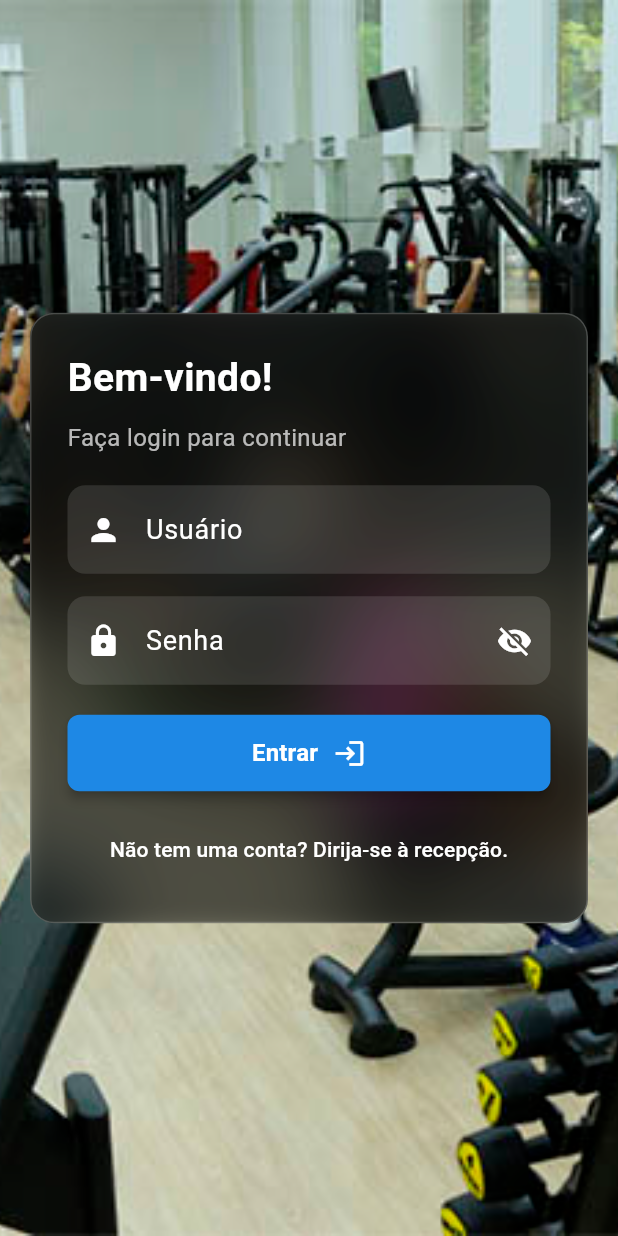
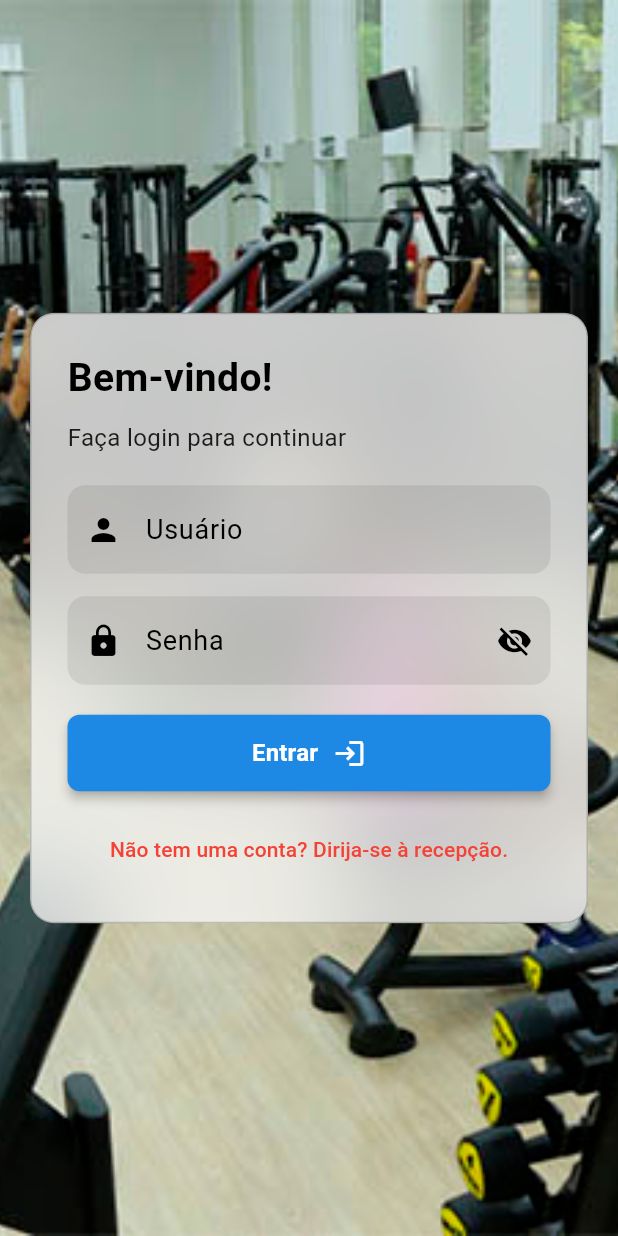
Before and after one commit to tiagostmg/academia-unifor, a Flutter app: the screen it shows after launch, on a phone screen of 412 x 824 dp. Run offline on Flutter 3.47's test engine with Material 3 defaults, Android fonts, the phone set to English and light mode, and no system bars; our stand-ins replace animate_do, card_swiper, convex_bottom_bar, flutter_svg, font_awesome_flutter, go_router and 1 more.

Commit message:
Refactor LoginScreen to support dark mode with adaptive colors for background, text, and icons, enhancing overall UI consistency

```diff
--- a/lib/screens/login_screen.dart
+++ b/lib/screens/login_screen.dart
@@ -76,6 +76,9 @@ class LoginScreenState extends State<LoginScreen> {
 
   @override
   Widget build(BuildContext context) {
+    final theme = Theme.of(context);
+    final isDarkMode = theme.brightness == Brightness.dark;
+
     return Scaffold(
       body: Stack(
         children: [
@@ -102,14 +105,23 @@ class LoginScreenState extends State<LoginScreen> {
                     filter: ImageFilter.blur(sigmaX: 30, sigmaY: 30),
                     child: Container(
                       decoration: BoxDecoration(
-                        color: Colors.black.withAlpha(
-                          90,
-                        ), // Fundo mais escuro, estilo macOS Dark
+                        color:
+                            isDarkMode
+                                ? Colors.black.withAlpha(90)
+                                : Colors.white.withAlpha(180),
                         borderRadius: BorderRadius.circular(16),
-                        border: Border.all(color: Colors.white.withAlpha(50)),
+                        border: Border.all(
+                          color:
+                              isDarkMode
+                                  ? Colors.white.withAlpha(50)
+                                  : Colors.black.withAlpha(50),
+                        ),
                         boxShadow: [
                           BoxShadow(
-                            color: Colors.black.withAlpha(100),
+                            color:
+                                isDarkMode
+                                    ? Colors.black.withAlpha(100)
+                                    : Colors.grey.withAlpha(50),
                             blurRadius: 12,
                             spreadRadius: 2,
                           ),
@@ -120,18 +132,21 @@ class LoginScreenState extends State<LoginScreen> {
                         mainAxisSize: MainAxisSize.min,
                         crossAxisAlignment: CrossAxisAlignment.start,
                         children: [
-                          const Text(
+                          Text(
                             "Bem-vindo!",
                             style: TextStyle(
                               fontSize: 26,
                               fontWeight: FontWeight.bold,
-                              color: Colors.white,
+                              color: isDarkMode ? Colors.white : Colors.black,
                             ),
                           ),
                           const SizedBox(height: 10),
-                          const Text(
+                          Text(
                             "Faça login para continuar",
-                            style: TextStyle(color: Colors.white70),
+                            style: TextStyle(
+                              color:
+                                  isDarkMode ? Colors.white70 : Colors.black87,
+                            ),
                           ),
                           const SizedBox(height: 20),
                           TextField(
@@ -140,19 +155,26 @@ class LoginScreenState extends State<LoginScreen> {
                             textInputAction: TextInputAction.next,
                             decoration: InputDecoration(
                               labelText: 'Usuário',
-                              labelStyle: TextStyle(color: Colors.white),
-                              prefixIcon: const Icon(
+                              labelStyle: TextStyle(
+                                color: isDarkMode ? Colors.white : Colors.black,
+                              ),
+                              prefixIcon: Icon(
                                 Icons.person,
-                                color: Colors.white,
+                                color: isDarkMode ? Colors.white : Colors.black,
                               ),
                               filled: true,
-                              fillColor: Colors.white.withAlpha(30),
+                              fillColor:
+                                  isDarkMode
+                                      ? Colors.white.withAlpha(30)
+                                      : Colors.black.withAlpha(20),
                               border: OutlineInputBorder(
                                 borderRadius: BorderRadius.circular(12),
                                 borderSide: BorderSide.none,
                               ),
                             ),
-                            style: const TextStyle(color: Colors.white),
+                            style: TextStyle(
+                              color: isDarkMode ? Colors.white : Colors.black,
+                            ),
                           ),
                           const SizedBox(height: 15),
                           TextField(
@@ -161,13 +183,18 @@ class LoginScreenState extends State<LoginScreen> {
                             textInputAction: TextInputAction.done,
                             decoration: InputDecoration(
                               labelText: 'Senha',
-                              labelStyle: TextStyle(color: Colors.white),
-                              prefixIcon: const Icon(
+                              labelStyle: TextStyle(
+                                color: isDarkMode ? Colors.white : Colors.black,
+                              ),
+                              prefixIcon: Icon(
                                 Icons.lock,
-                                color: Colors.white,
+                                color: isDarkMode ? Colors.white : Colors.black,
                               ),
                               filled: true,
-                              fillColor: Colors.white.withAlpha(30),
+                              fillColor:
+                                  isDarkMode
+                                      ? Colors.white.withAlpha(30)
+                                      : Colors.black.withAlpha(20),
                               border: OutlineInputBorder(
                                 borderRadius: BorderRadius.circular(12),
                                 borderSide: BorderSide.none,
@@ -177,7 +204,8 @@ class LoginScreenState extends State<LoginScreen> {
                                   _isPasswordVisible
                                       ? Icons.visibility
                                       : Icons.visibility_off,
-                                  color: Colors.white,
+                                  color:
+                                      isDarkMode ? Colors.white : Colors.black,
                                 ),
                                 onPressed: () {
                                   setState(() {
@@ -186,7 +214,7 @@ class LoginScreenState extends State<LoginScreen> {
                                 },
                               ),
                             ),
-                            style: const TextStyle(color: Colors.white),
+                            style: const TextStyle(color: Colors.red),
                           ),
                           const SizedBox(height: 20),
                           ElasticIn(
@@ -205,7 +233,7 @@ class LoginScreenState extends State<LoginScreen> {
                               onPressed: () {},
                               child: const Text(
                                 "Não tem uma conta? Dirija-se à recepção.",
-                                style: TextStyle(color: Colors.white),
+                                style: TextStyle(color: Colors.red),
                               ),
                             ),
                           ),
```
